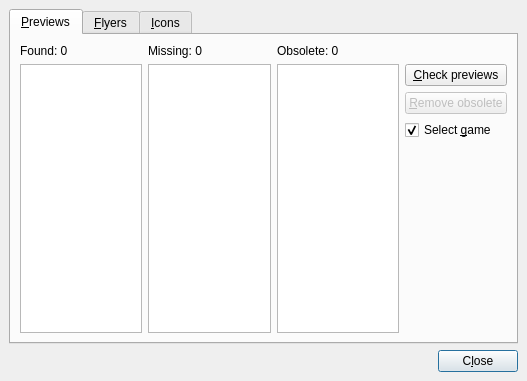
First picture: the form in imgcheck.ui, repository qmc2/qmc2-mame-fe, before the edit.
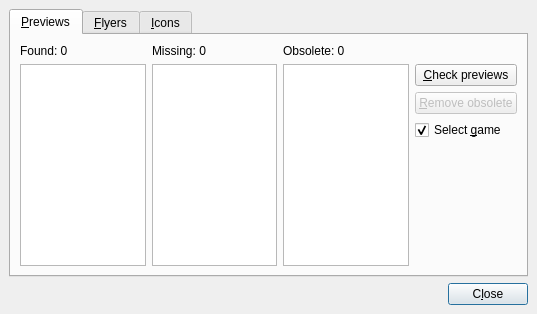
Second picture: the form after the edit.

Diff of the .ui file:
```diff
--- a/imgcheck.ui
+++ b/imgcheck.ui
@@ -1,13 +1,13 @@
 <ui version="4.0" >
  <author>R. Reucher</author>
  <class>ImageChecker</class>
- <widget class="QDialog" name="ImageChecker" >
-  <property name="geometry" >
+ <widget class="QDialog" name="ImageChecker">
+  <property name="geometry">
    <rect>
     <x>0</x>
     <y>0</y>
-    <width>527</width>
-    <height>381</height>
+    <width>537</width>
+    <height>314</height>
    </rect>
   </property>
   <property name="windowTitle" >
@@ -354,7 +354,7 @@
    </item>
   </layout>
  </widget>
- <layoutdefault spacing="6" margin="9" />
+ <layoutdefault spacing="6" margin="9"/>
  <tabstops>
   <tabstop>tabWidgetImageChecker</tabstop>
   <tabstop>listWidgetPreviewsFound</tabstop>
```
Left out of the diff: 274 changed lines with no effect on the pictures.
